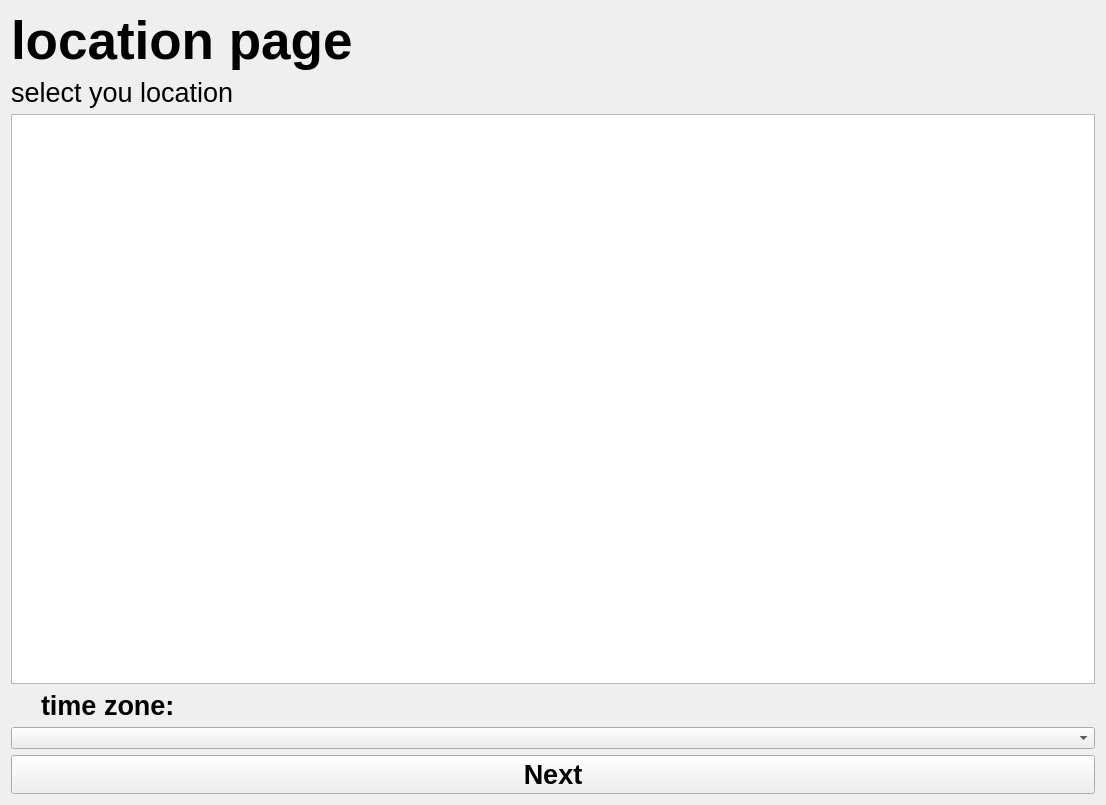
The window that location.ui (n1cef/kraken_installer) describes before a commit, drawn with Qt 5.
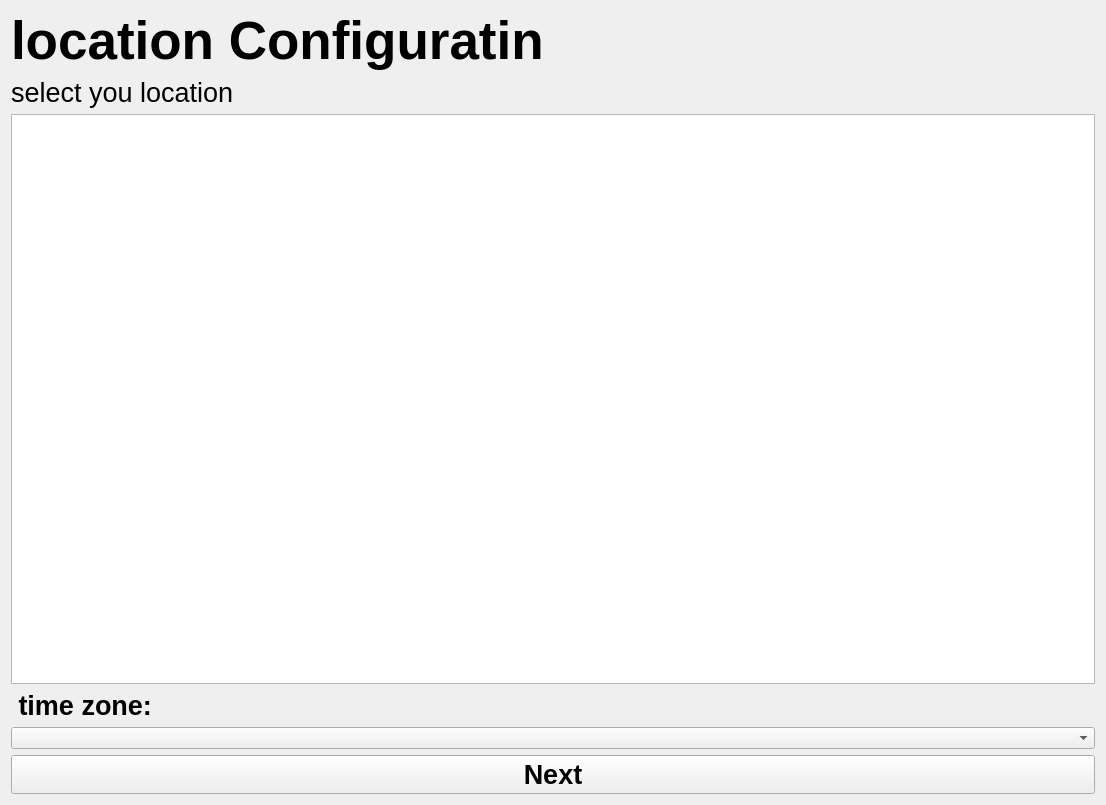
The same window after the commit.

```diff
--- a/location.ui
+++ b/location.ui
@@ -22,8 +22,11 @@
        <bold>true</bold>
       </font>
      </property>
+     <property name="styleSheet">
+      <string notr="true">color:&quot;blue&quot;</string>
+     </property>
      <property name="text">
-      <string>location page </string>
+      <string>location Configuratin</string>
      </property>
     </widget>
    </item>
@@ -55,7 +58,7 @@
       </font>
      </property>
      <property name="text">
-      <string>    time zone:</string>
+      <string> time zone:</string>
      </property>
     </widget>
    </item>
```
Left out of the diff: 3 changed lines with no effect on the pictures.
